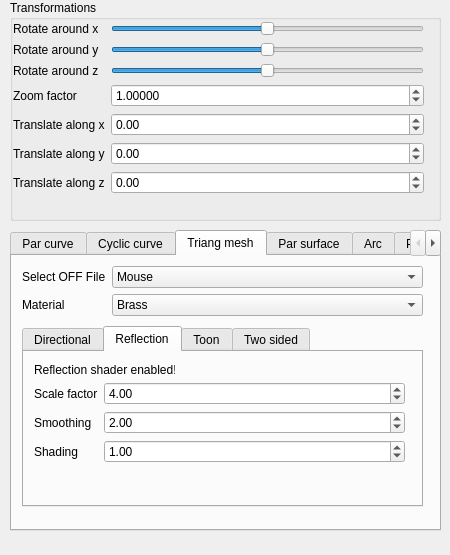
This is GUI/SideWidget.ui in lorinczszabolcs/CAD as Qt 5 draws it before an edit. The edited form follows.
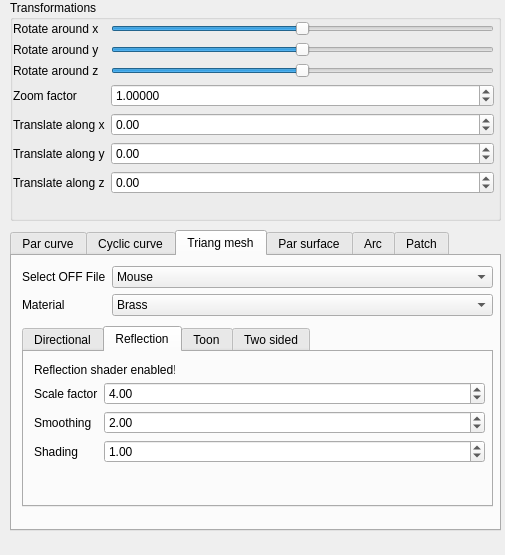
This is the edited form. The open tabs and pages were chosen to show the change.

```diff
--- a/GUI/SideWidget.ui
+++ b/GUI/SideWidget.ui
@@ -6,7 +6,7 @@
    <rect>
     <x>0</x>
     <y>0</y>
-    <width>450</width>
+    <width>505</width>
     <height>555</height>
    </rect>
   </property>
@@ -33,7 +33,7 @@
     <rect>
      <x>10</x>
      <y>0</y>
-     <width>431</width>
+     <width>491</width>
      <height>221</height>
     </rect>
    </property>
@@ -48,7 +48,7 @@
      <rect>
       <x>3</x>
       <y>21</y>
-      <width>411</width>
+      <width>481</width>
       <height>191</height>
      </rect>
     </property>
@@ -240,7 +240,7 @@
     <rect>
      <x>10</x>
      <y>230</y>
-     <width>431</width>
+     <width>491</width>
      <height>301</height>
     </rect>
    </property>
@@ -544,7 +544,7 @@
       <rect>
        <x>10</x>
        <y>10</y>
-       <width>401</width>
+       <width>471</width>
        <height>51</height>
       </rect>
      </property>
@@ -628,7 +628,7 @@
       <rect>
        <x>10</x>
        <y>70</y>
-       <width>401</width>
+       <width>471</width>
        <height>181</height>
       </rect>
      </property>
@@ -675,7 +675,7 @@
         <rect>
          <x>10</x>
          <y>30</y>
-         <width>371</width>
+         <width>451</width>
          <height>111</height>
         </rect>
        </property>
```
Left out of the diff: 18 changed lines with no effect on the pictures.
